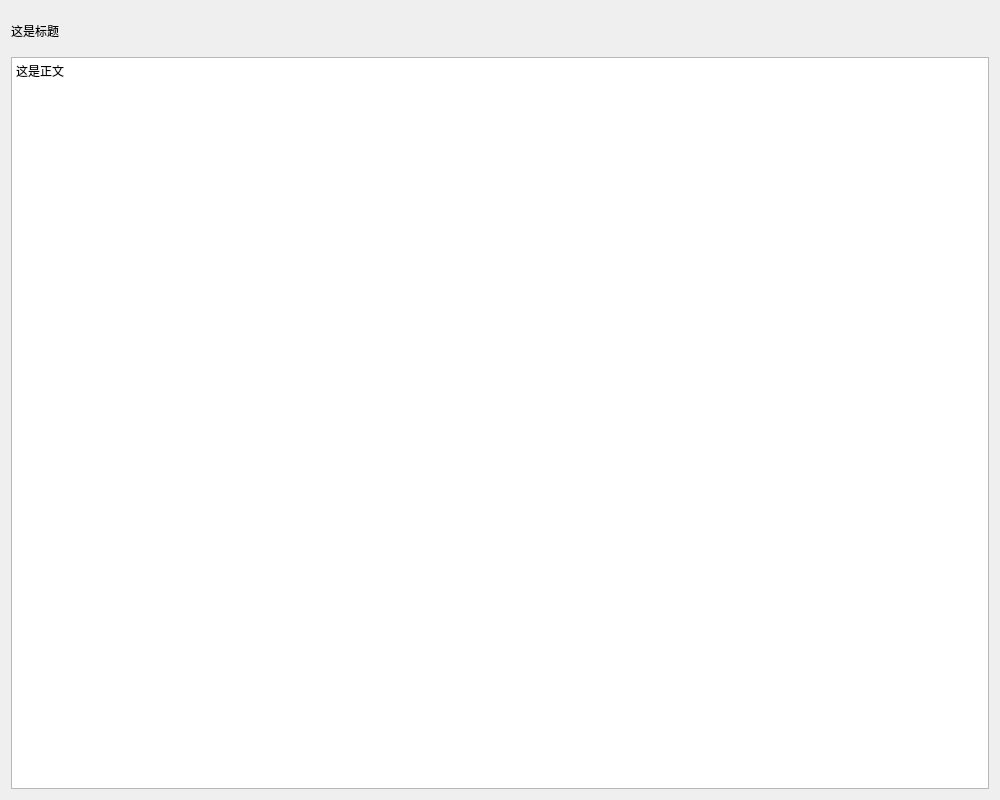
Above: post_information/post_detailed_info.ui from Han-Bug/Software-Engineering-Practice before the change. Below: the same form after it.
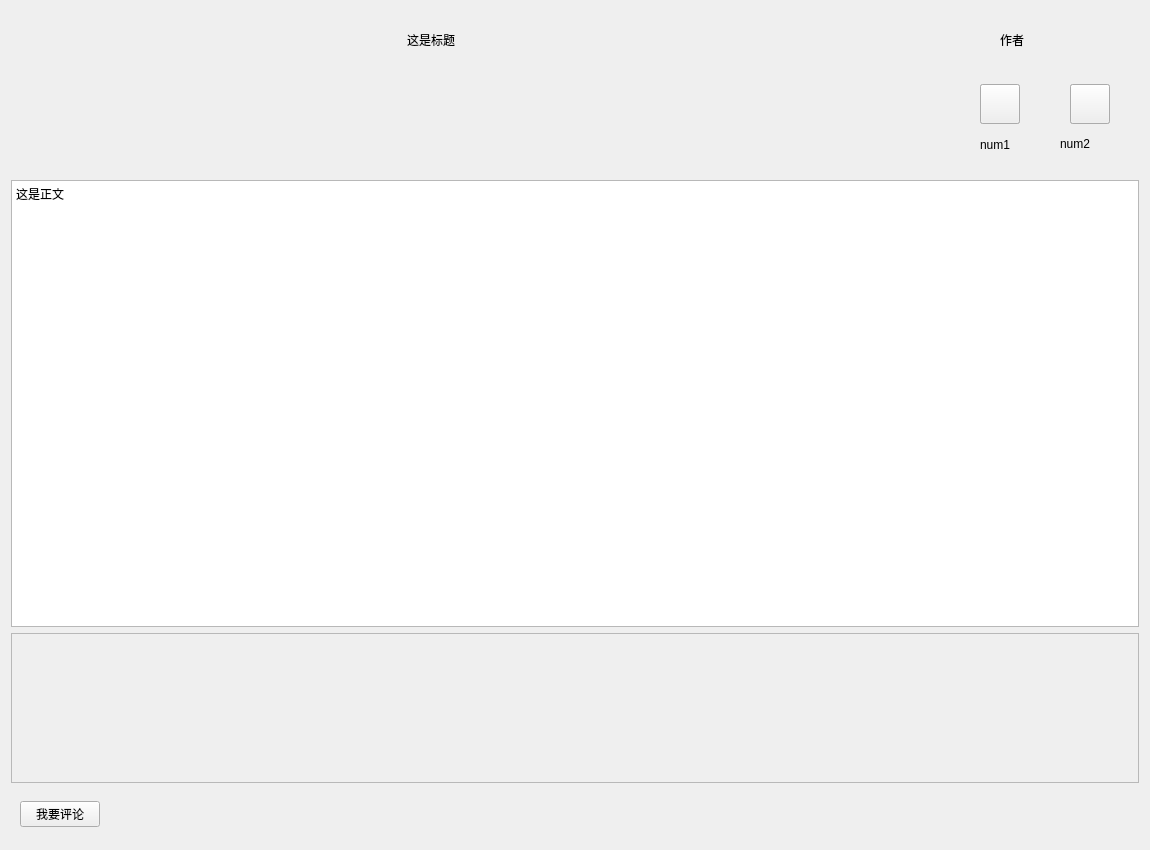
That is the form after the change. Icons and pictures are not drawn.

```diff
--- a/post_information/post_detailed_info.ui
+++ b/post_information/post_detailed_info.ui
@@ -6,8 +6,8 @@
    <rect>
     <x>0</x>
     <y>0</y>
-    <width>1000</width>
-    <height>800</height>
+    <width>1150</width>
+    <height>850</height>
    </rect>
   </property>
   <property name="minimumSize">
@@ -25,21 +25,232 @@
   <property name="windowTitle">
    <string>Form</string>
   </property>
-  <layout class="QVBoxLayout" name="verticalLayout">
-   <item>
-    <widget class="QLabel" name="label">
+  <layout class="QGridLayout" name="gridLayout_3">
+   <item row="1" column="0">
+    <widget class="QWidget" name="widget_2" native="true">
      <property name="minimumSize">
       <size>
        <width>0</width>
-       <height>40</height>
+       <height>80</height>
       </size>
      </property>
-     <property name="text">
-      <string>这是标题</string>
+     <layout class="QHBoxLayout" name="horizontalLayout_2">
+      <item>
+       <spacer name="horizontalSpacer_3">
+        <property name="orientation">
+         <enum>Qt::Horizontal</enum>
+        </property>
+        <property name="sizeHint" stdset="0">
+         <size>
+          <width>985</width>
+          <height>17</height>
+         </size>
+        </property>
+       </spacer>
+      </item>
+      <item>
+       <widget class="QWidget" name="widget_4" native="true">
+        <property name="minimumSize">
+         <size>
+          <width>150</width>
+          <height>81</height>
+         </size>
+        </property>
+        <property name="maximumSize">
+         <size>
+          <width>120</width>
+          <height>81</height>
+         </size>
+        </property>
+        <widget class="QPushButton" name="pushButton_collect">
+         <property name="geometry">
+          <rect>
+           <x>90</x>
+           <y>0</y>
+           <width>40</width>
+           <height>40</height>
+          </rect>
+         </property>
+         <property name="styleSheet">
+          <string notr="true">border-image: url(:/blackstar.png);</string>
+         </property>
+         <property name="text">
+          <string/>
+         </property>
+        </widget>
+        <widget class="QPushButton" name="pushButton_thumb">
+         <property name="geometry">
+          <rect>
+           <x>0</x>
+           <y>0</y>
+           <width>40</width>
+           <height>40</height>
+          </rect>
+         </property>
+         <property name="styleSheet">
+          <string notr="true">border-image: url(:/blackheart.png);</string>
+         </property>
+         <property name="text">
+          <string/>
+         </property>
+        </widget>
+        <widget class="QLabel" name="label_thumbNum">
+         <property name="geometry">
+          <rect>
+           <x>0</x>
+           <y>50</y>
+           <width>51</width>
+           <height>21</height>
+          </rect>
+         </property>
+         <property name="text">
+          <string>num1</string>
+         </property>
+        </widget>
+        <widget class="QLabel" name="label_collectNum">
+         <property name="geometry">
+          <rect>
+           <x>80</x>
+           <y>50</y>
+           <width>51</width>
+           <height>20</height>
+          </rect>
+         </property>
+         <property name="text">
+          <string>num2</string>
+         </property>
+        </widget>
+        <widget class="QPushButton" name="pushButton_Delcollect">
+         <property name="geometry">
+          <rect>
+           <x>90</x>
+           <y>0</y>
+           <width>40</width>
+           <height>40</height>
+          </rect>
+         </property>
+         <property name="minimumSize">
+          <size>
+           <width>40</width>
+           <height>40</height>
+          </size>
+         </property>
+         <property name="styleSheet">
+          <string notr="true">border-image: url(:/yellowstar.png);</string>
+         </property>
+         <property name="text">
+          <string/>
+         </property>
+        </widget>
+        <widget class="QPushButton" name="pushButton_Delthumb">
+         <property name="geometry">
+          <rect>
+           <x>0</x>
+           <y>0</y>
+           <width>40</width>
+           <height>40</height>
+          </rect>
+         </property>
+         <property name="styleSheet">
+          <string notr="true">border-image: url(:/redheart.png);</string>
+         </property>
+         <property name="text">
+          <string/>
+         </property>
+        </widget>
+       </widget>
+      </item>
+     </layout>
+    </widget>
+   </item>
+   <item row="0" column="0">
+    <widget class="QWidget" name="widget" native="true">
+     <property name="minimumSize">
+      <size>
+       <width>0</width>
+       <height>50</height>
+      </size>
      </property>
+     <layout class="QHBoxLayout" name="horizontalLayout_3">
+      <item>
+       <spacer name="horizontalSpacer">
+        <property name="orientation">
+         <enum>Qt::Horizontal</enum>
+        </property>
+        <property name="sizeHint" stdset="0">
+         <size>
+          <width>457</width>
+          <height>13</height>
+         </size>
+        </property>
+       </spacer>
+      </item>
+      <item>
+       <widget class="QLabel" name="label">
+        <property name="minimumSize">
+         <size>
+          <width>200</width>
+          <height>40</height>
+         </size>
+        </property>
+        <property name="text">
+         <string>这是标题</string>
+        </property>
+       </widget>
+      </item>
+      <item>
+       <spacer name="horizontalSpacer_2">
+        <property name="orientation">
+         <enum>Qt::Horizontal</enum>
+        </property>
+        <property name="sizeHint" stdset="0">
+         <size>
+          <width>456</width>
+          <height>20</height>
+         </size>
+        </property>
+       </spacer>
+      </item>
+      <item>
+       <widget class="QLabel" name="label_author">
+        <property name="minimumSize">
+         <size>
+          <width>130</width>
+          <height>0</height>
+         </size>
+        </property>
+        <property name="text">
+         <string>作者</string>
+        </property>
+       </widget>
+      </item>
+     </layout>
     </widget>
    </item>
-   <item>
+   <item row="3" column="0">
+    <widget class="QScrollArea" name="scrollArea">
+     <property name="maximumSize">
+      <size>
+       <width>16777215</width>
+       <height>150</height>
+      </size>
+     </property>
+     <property name="widgetResizable">
+      <bool>true</bool>
+     </property>
+     <widget class="QWidget" name="scrollAreaWidgetContents">
+      <property name="geometry">
+       <rect>
+        <x>0</x>
+        <y>0</y>
+        <width>1126</width>
+        <height>148</height>
+       </rect>
+      </property>
+     </widget>
+    </widget>
+   </item>
+   <item row="2" column="0">
     <widget class="QTextBrowser" name="textBrowser">
      <property name="contextMenuPolicy">
       <enum>Qt::NoContextMenu</enum>
@@ -54,6 +265,38 @@
      </property>
     </widget>
    </item>
+   <item row="4" column="0">
+    <widget class="QWidget" name="widget_3" native="true">
+     <property name="minimumSize">
+      <size>
+       <width>0</width>
+       <height>50</height>
+      </size>
+     </property>
+     <layout class="QHBoxLayout" name="horizontalLayout">
+      <item>
+       <widget class="QPushButton" name="pushButton_comment">
+        <property name="text">
+         <string>我要评论</string>
+        </property>
+       </widget>
+      </item>
+      <item>
+       <spacer name="horizontalSpacer_4">
+        <property name="orientation">
+         <enum>Qt::Horizontal</enum>
+        </property>
+        <property name="sizeHint" stdset="0">
+         <size>
+          <width>1012</width>
+          <height>20</height>
+         </size>
+        </property>
+       </spacer>
+      </item>
+     </layout>
+    </widget>
+   </item>
   </layout>
  </widget>
  <resources/>
```
Left out of the diff: 2 changed lines with no effect on the pictures.
